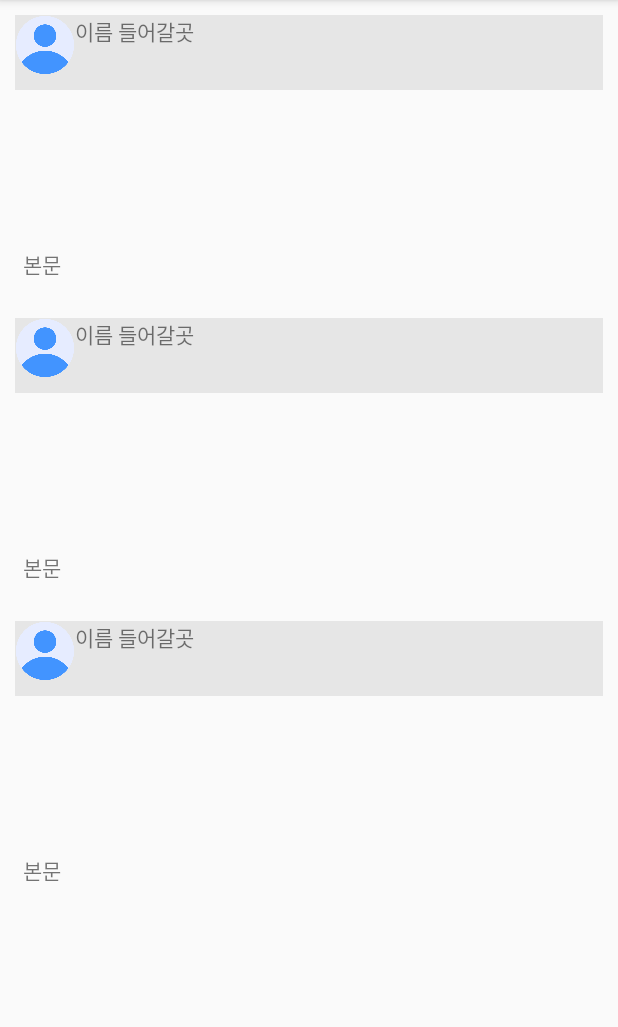
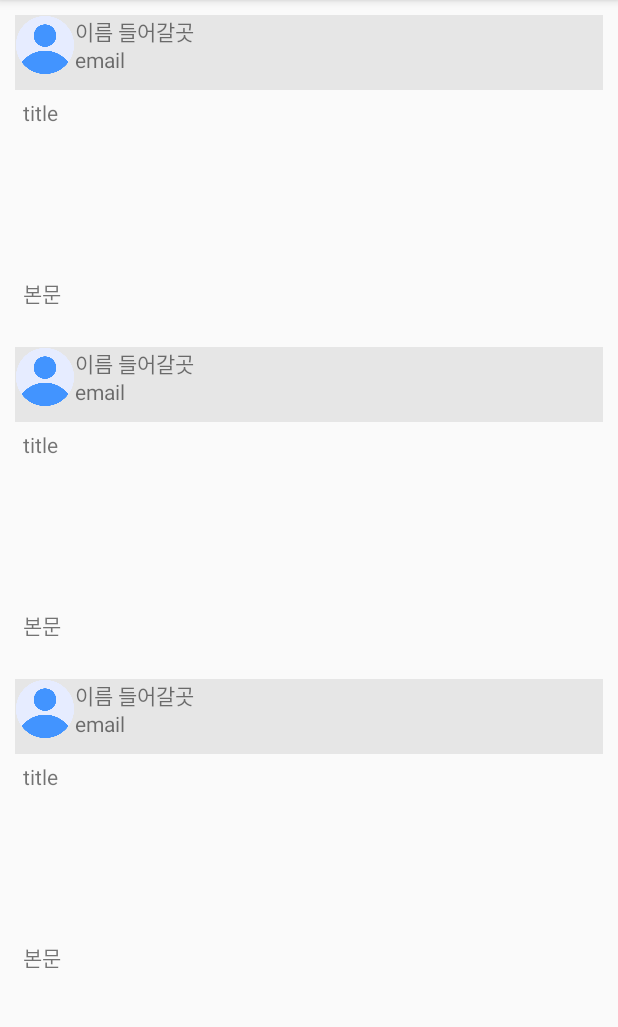
Before and after one commit to rdridrid/projectpbl, an Android app: the layout fragment_home.xml on its own in the app's theme, with its tools: preview values and no code run, on a phone screen of 412 x 824 dp, the part 120-1147 px from its top. Run offline under Robolectric (Android 15) with nearby library versions, the phone set to English and light mode, and no system bars.

Commit message:
update postlist_item

```diff
--- a/app/src/main/res/layout/postlist_item.xml
+++ b/app/src/main/res/layout/postlist_item.xml
@@ -8,38 +8,67 @@
     android:layout_marginBottom="5dp"
     android:orientation="vertical">
 
-    <LinearLayout
+    <androidx.constraintlayout.widget.ConstraintLayout
         android:layout_width="match_parent"
         android:layout_height="50dp"
         android:background="#E6E6E6"
         android:orientation="horizontal">
 
         <ImageView
+            android:id="@+id/profileimage_postitem"
             android:layout_width="40dp"
             android:layout_height="40dp"
             android:layout_gravity="left"
-            app:srcCompat="@drawable/defaultprofileimage"/>
+            android:layout_marginBottom="10dp"
+            app:layout_constraintBottom_toBottomOf="parent"
+            app:layout_constraintStart_toStartOf="parent"
+            app:layout_constraintTop_toTopOf="parent"
+            app:srcCompat="@drawable/defaultprofileimage" />
 
         <TextView
+            android:id="@+id/username_postitem"
             android:layout_width="100dp"
-            android:layout_height="match_parent"
-            android:text="이름 들어갈곳" />
+            android:layout_height="20dp"
+            android:text="이름 들어갈곳"
+            app:layout_constraintBottom_toTopOf="@+id/email_postitem"
+            app:layout_constraintStart_toEndOf="@+id/profileimage_postitem"
+            app:layout_constraintTop_toTopOf="parent" />
 
-    </LinearLayout>
+        <TextView
+            android:id="@+id/email_postitem"
+            android:layout_width="wrap_content"
+            android:layout_height="wrap_content"
+            android:layout_marginBottom="11dp"
+            android:layout_weight="1"
+            android:text="email"
+            app:layout_constraintBottom_toBottomOf="parent"
+            app:layout_constraintStart_toEndOf="@+id/profileimage_postitem"
+            app:layout_constraintTop_toBottomOf="@+id/username_postitem" />
+
+    </androidx.constraintlayout.widget.ConstraintLayout>
+
     <LinearLayout
-        android:layout_width="wrap_content"
+        android:layout_width="match_parent"
         android:layout_height="wrap_content"
         android:orientation="vertical"
         android:padding="5dp">
 
+        <TextView
+            android:id="@+id/posttitle_postitem"
+            android:layout_width="wrap_content"
+            android:layout_height="wrap_content"
+            android:text="title" />
+
         <ImageView
+            android:id="@+id/postimage_postitem"
             android:layout_width="100dp"
             android:layout_height="100dp"
-            android:layout_gravity="center"/>
+            android:layout_gravity="center" />
 
         <TextView
+            android:id="@+id/posttext_postitem"
             android:layout_width="match_parent"
             android:layout_height="wrap_content"
             android:text="본문" />
-        </LinearLayout>
+    </LinearLayout>
 </LinearLayout>
```
Also changed, not shown: app/src/main/java/com/example/projectpbl/PostFragment.kt (deleted, +0 -51 lines).
